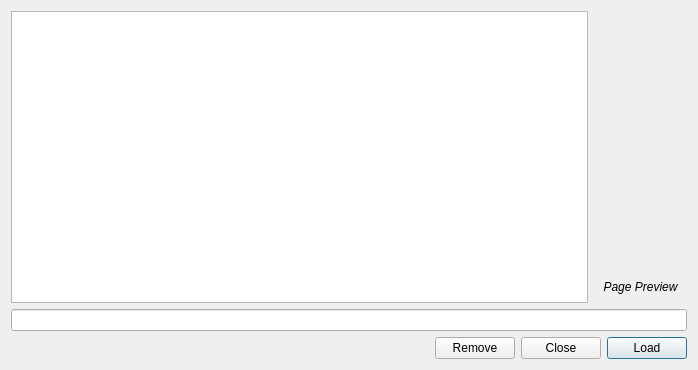
The window that src/bookmark_manager_dialog.ui (mstuttgart/pynocchio) describes before a commit, drawn with Qt 5.
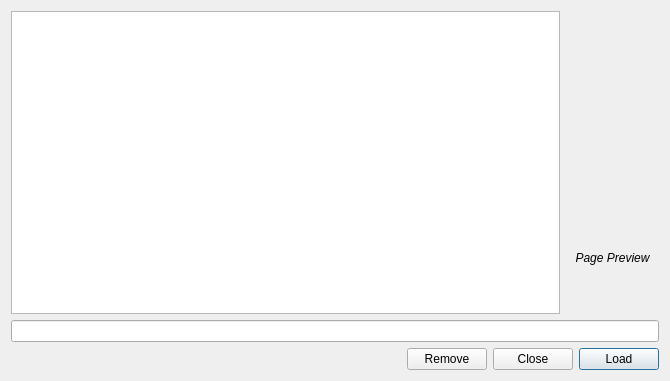
The same window after the commit. Icons and pictures are not drawn.

Diff of the .ui file:
```diff
--- a/src/bookmark_manager_dialog.ui
+++ b/src/bookmark_manager_dialog.ui
@@ -9,8 +9,8 @@
    <rect>
     <x>0</x>
     <y>0</y>
-    <width>698</width>
-    <height>370</height>
+    <width>670</width>
+    <height>381</height>
    </rect>
   </property>
   <property name="windowTitle">
@@ -26,7 +26,7 @@
      <item>
       <widget class="QTableView" name="bookmark_table">
        <property name="sizePolicy">
-        <sizepolicy hsizetype="Expanding" vsizetype="Expanding">
+        <sizepolicy hsizetype="MinimumExpanding" vsizetype="Expanding">
          <horstretch>0</horstretch>
          <verstretch>0</verstretch>
         </sizepolicy>
@@ -76,37 +76,20 @@
       <widget class="QWidget" name="verticalWidget" native="true">
        <layout class="QVBoxLayout" name="verticalLayout">
         <item>
-         <widget class="QScrollArea" name="scrollArea">
-          <property name="sizePolicy">
-           <sizepolicy hsizetype="Maximum" vsizetype="Expanding">
-            <horstretch>0</horstretch>
-            <verstretch>0</verstretch>
-           </sizepolicy>
+         <spacer name="verticalSpacer">
+          <property name="orientation">
+           <enum>Qt::Vertical</enum>
           </property>
-          <property name="frameShape">
-           <enum>QFrame::NoFrame</enum>
+          <property name="sizeHint" stdset="0">
+           <size>
+            <width>20</width>
+            <height>40</height>
+           </size>
           </property>
-          <property name="widgetResizable">
-           <bool>true</bool>
-          </property>
-          <widget class="QWidget" name="scrollAreaWidgetContents">
-           <property name="geometry">
-            <rect>
-             <x>0</x>
-             <y>0</y>
-             <width>82</width>
-             <height>234</height>
-            </rect>
-           </property>
-           <layout class="QVBoxLayout" name="verticalLayout_4">
+         </spacer>
+        </item>
             <item>
              <widget class="QLabel" name="page_image_label">
-              <property name="sizePolicy">
-               <sizepolicy hsizetype="Minimum" vsizetype="Minimum">
-                <horstretch>0</horstretch>
-                <verstretch>0</verstretch>
-               </sizepolicy>
-              </property>
               <property name="text">
                <string/>
               </property>
@@ -119,10 +102,6 @@
               <property name="alignment">
                <set>Qt::AlignCenter</set>
               </property>
-             </widget>
-            </item>
-           </layout>
-          </widget>
          </widget>
         </item>
         <item>
@@ -140,6 +119,22 @@
           </property>
          </widget>
         </item>
+        <item>
+         <spacer name="verticalSpacer_2">
+          <property name="orientation">
+           <enum>Qt::Vertical</enum>
+          </property>
+          <property name="sizeType">
+           <enum>QSizePolicy::Fixed</enum>
+          </property>
+          <property name="sizeHint" stdset="0">
+           <size>
+            <width>20</width>
+            <height>40</height>
+           </size>
+          </property>
+         </spacer>
+        </item>
        </layout>
       </widget>
      </item>
```
Left out of the diff: 8 changed lines with no effect on the pictures. Lines whose indentation alone changed are shown as unchanged.
